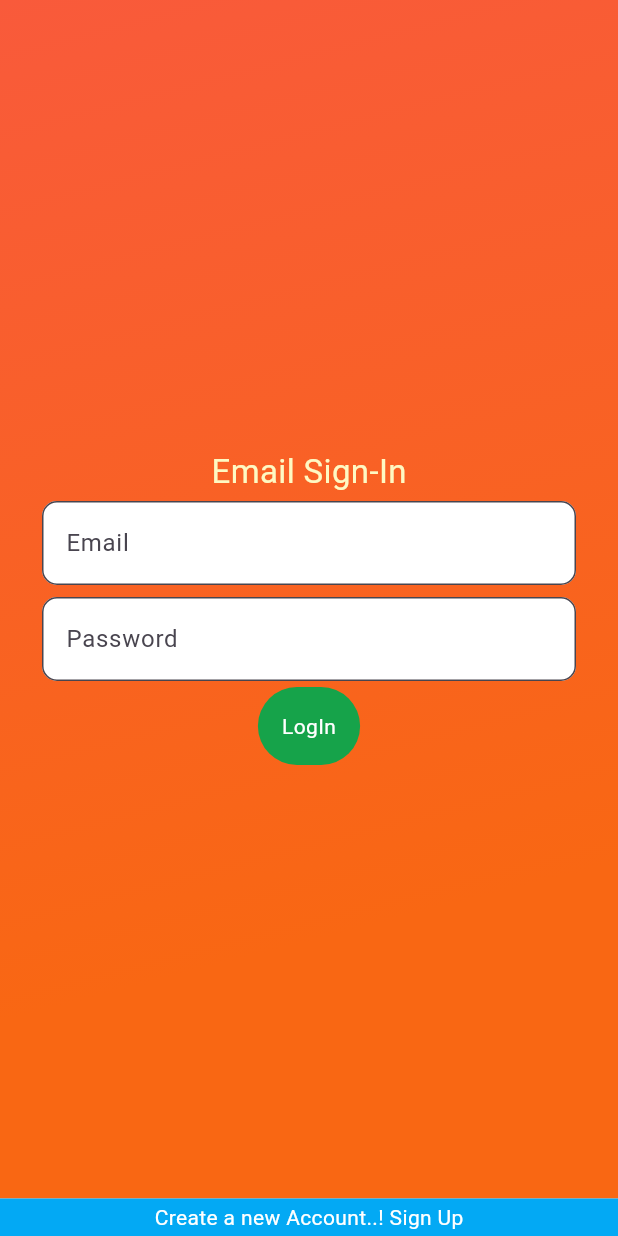
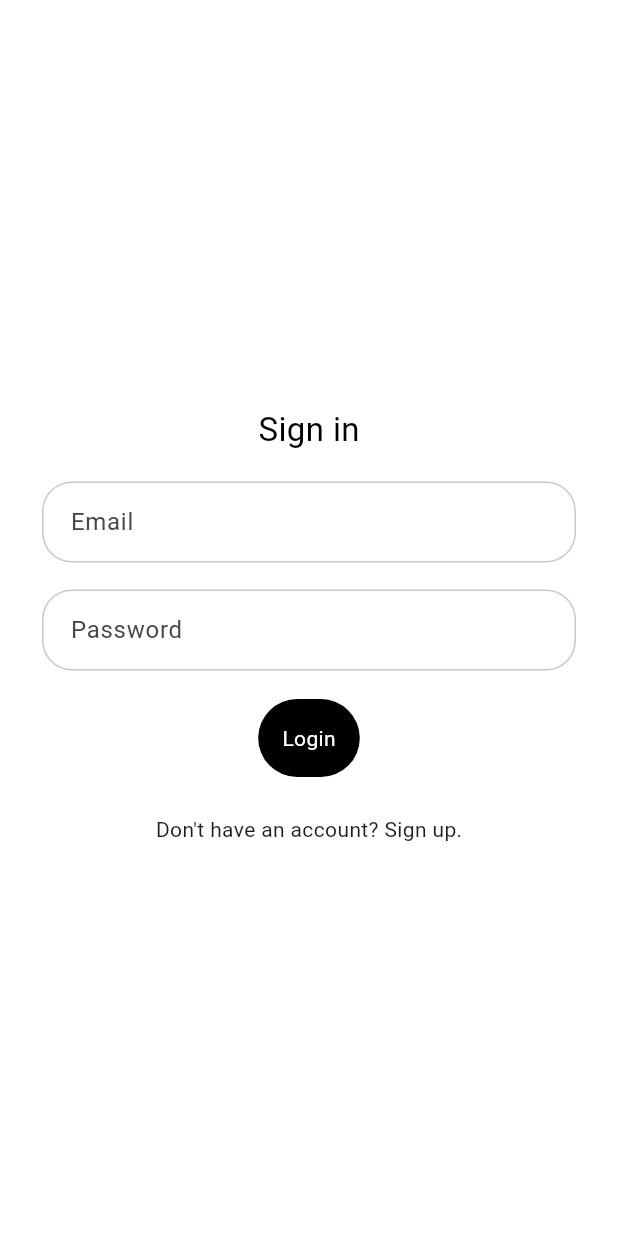
Before and after one commit to Reaper3484/TrustMap, a Flutter app: the screen it shows after launch, on a phone screen of 412 x 824 dp. Run offline on Flutter 3.47's test engine with Material 3 defaults, Android fonts, the phone set to English and light mode, and no system bars; drawn by our look-alikes of velocity_x; our stand-ins replace google_maps_flutter, jwt_decoder, location, shared_preferences.

```diff
--- a/lib/signin_page.dart
+++ b/lib/signin_page.dart
@@ -68,7 +68,7 @@ class _SignInPageState extends State<SignInPage> {
           height: MediaQuery.of(context).size.height,
           decoration: BoxDecoration(
             gradient: LinearGradient(
-                colors: [const Color(0XFFF95A3B),const Color(0XFFF96713)],
+                colors: [const Color.fromARGB(255, 255, 255, 255),const Color.fromARGB(255, 255, 255, 255)],
                 begin: FractionalOffset.topLeft,
                 end: FractionalOffset.bottomCenter,
                 stops: [0.0,0.8],
@@ -82,52 +82,62 @@ class _SignInPageState extends State<SignInPage> {
                 children: <Widget>[
                   // CommonLogo(),
                   HeightBox(10),
-                  "Email Sign-In".text.size(22).yellow100.make(),
-
+                  "Sign in".text.size(22).black.make(),
+                  HeightBox(15),
                   TextField(
                     controller: emailController,
                     keyboardType: TextInputType.text,
                     decoration: InputDecoration(
+                      contentPadding: EdgeInsets.all(15.0),
                       filled: true,
                       fillColor: Colors.white,
                       hintText: "Email",
                       errorText: _isNotValidate ? "Enter Proper Info" : null,
-                        border: OutlineInputBorder(
-                            borderRadius: BorderRadius.all(Radius.circular(10.0)))),
+                      enabledBorder: const OutlineInputBorder(
+                        borderRadius: BorderRadius.all(Radius.circular(20.0)),
+                        borderSide: BorderSide(color: Color.fromARGB(255, 200, 200, 200), width: 1.0),
+                      ),
+                    ),
                   ).p4().px24(),
+                  HeightBox(10),
                   TextField(
                     controller: passwordController,
                     keyboardType: TextInputType.text,
                     decoration: InputDecoration(
+                      contentPadding: EdgeInsets.all(15.0),
                       filled: true,
                       fillColor: Colors.white,
                       hintText: "Password",
                       errorText: _isNotValidate ? "Enter Proper Info" : null,
-                        border: OutlineInputBorder(
-                            borderRadius: BorderRadius.all(Radius.circular(10.0)))),
+                      enabledBorder: const OutlineInputBorder(
+                        borderRadius: BorderRadius.all(Radius.circular(20.0)),
+                        borderSide: BorderSide(color: Color.fromARGB(255, 200, 200, 200), width: 1.0),
+                      ),
+                    ),
                   ).p4().px24(),
+                  HeightBox(15),
                   GestureDetector(
                     onTap: (){
                         loginUser();
                     },
                     child: HStack([
-                      VxBox(child: "LogIn".text.white.makeCentered().p16()).green600.roundedLg.make(),
+                      VxBox(child: "Login".text.white.makeCentered().p16()).black.roundedLg.make(),
                     ]),
                   ),
+                  HeightBox(25),
+                  GestureDetector(
+                    onTap: (){
+                      Navigator.push(context, MaterialPageRoute(builder: (context)=>Registration()));
+                    },
+                    child: HStack([
+                      "Don't have an account? Sign up.".text.make()
+                    ]).centered(),
+                  )
                 ],
               ),
             ),
           ),
         ),
-        bottomNavigationBar: GestureDetector(
-          onTap: (){
-            Navigator.push(context, MaterialPageRoute(builder: (context)=>Registration()));
-          },
-          child: Container(
-              height: 25,
-              color: Colors.lightBlue,
-              child: Center(child: "Create a new Account..! Sign Up".text.white.makeCentered())),
-        ),
       ),
     );
   }
```
Also changed, not shown: lib/registration_page.dart (+25 -15 lines), pubspec.yaml (+7 -0 lines), pubspec.lock, 11 other files. Lines whose indentation alone changed are shown as unchanged.
